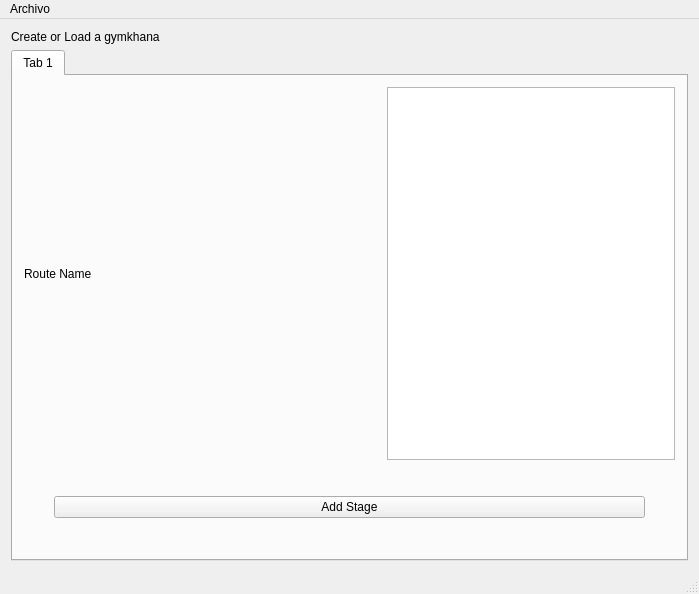
Old version of the form desktop app/project/resources/MainWindow.ui in the repository BenitezDev/GymkhanaCreator.
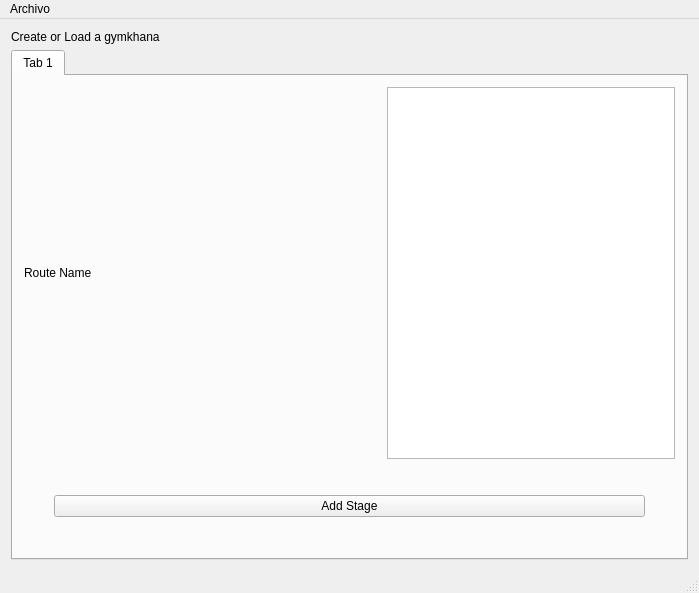
New version of the form.

```diff
--- a/desktop app/project/resources/MainWindow.ui
+++ b/desktop app/project/resources/MainWindow.ui
@@ -7,7 +7,7 @@
     <x>0</x>
     <y>0</y>
     <width>699</width>
-    <height>594</height>
+    <height>593</height>
    </rect>
   </property>
   <property name="windowTitle">
```
